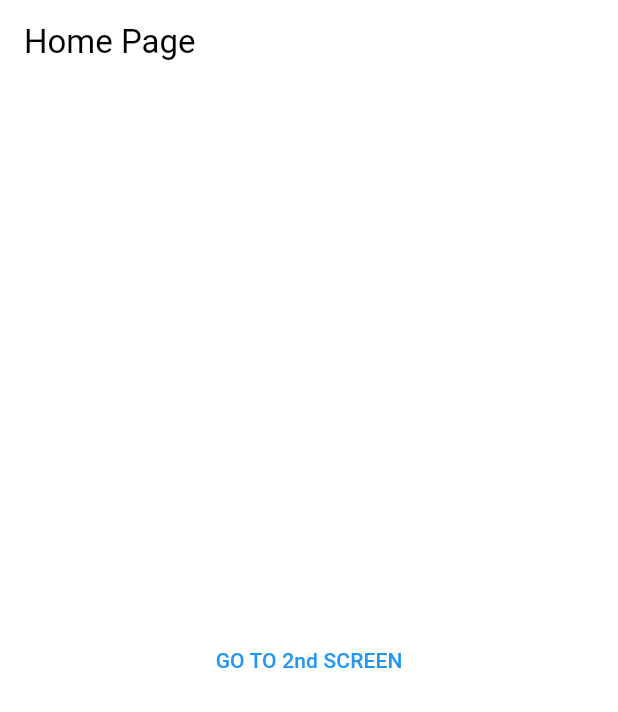
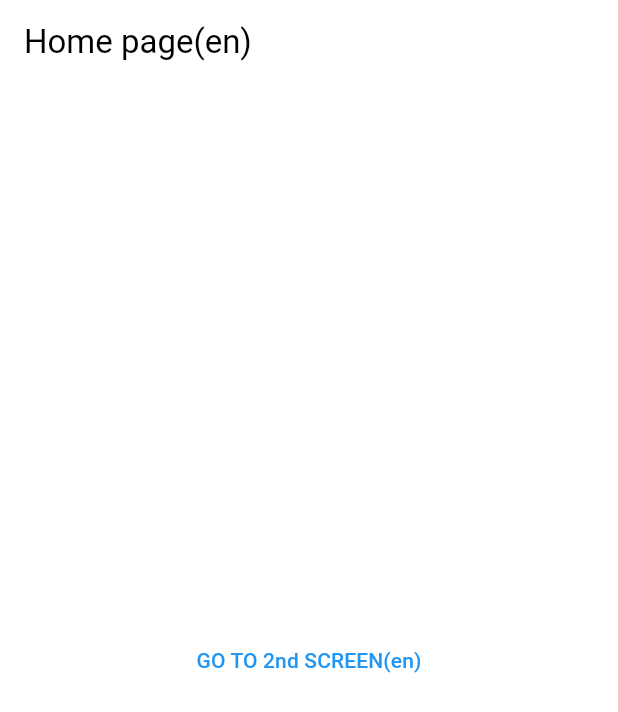
Before and after one commit to bikmaevartem/flutter, a Flutter app: the screen it shows after launch, on a phone screen of 412 x 824 dp. Shown: the top 712 px of the screen. Run offline on Flutter 3.47's test engine with Material 2 defaults, Android fonts, the phone set to English and light mode, and no system bars.

Commit message:
Localization part.

```diff
--- /dev/null
+++ b/lib/localization/app_localization.dart
@@ -0,0 +1,41 @@
+import 'package:flutter/widgets.dart';
+
+class AppLocalization {
+
+  AppLocalization(this.locale);
+
+  final Locale locale;
+
+  static AppLocalization of(BuildContext context) {
+    return Localizations.of(context, AppLocalization);
+  }
+
+  static final Map<String, Map<String, String>> _localizedValues = {
+    'en': {
+      'title':'Home page(en)',
+      'button':'GO TO 2nd SCREEN(en)',
+    },
+    'de': {
+      'title':'Home page(de)',
+      'button':'GO TO 2nd SCREEN(de)',
+    },
+    'default': {
+      'title':'Home page default',
+      'button':'GO TO 2nd SCREEN(default)',
+    }
+  };
+
+  String get titleText {
+    if (_localizedValues.containsKey(locale.languageCode)){
+      return _localizedValues[locale.languageCode]!['title']!;
+    }
+    return _localizedValues['default']!['title']!;
+  }
+
+  String get buttonText {
+    if (_localizedValues.containsKey(locale.languageCode)){
+      return _localizedValues[locale.languageCode]!['button']!;
+    }
+    return _localizedValues['default']!['button']!;
+  }
+}
--- /dev/null
+++ b/lib/localization/app_localization_delegate.dart
@@ -0,0 +1,22 @@
+import 'package:flutter/foundation.dart';
+import 'package:flutter/widgets.dart';
+import 'package:flutter_mentoring/localization/app_localization.dart';
+
+class AppLocalizationDelegate extends LocalizationsDelegate<AppLocalization> {
+  const AppLocalizationDelegate();
+
+  @override
+  bool isSupported(Locale locale) {
+    return ['de', 'en'].contains(locale.languageCode);
+  }
+
+  @override
+  Future<AppLocalization> load(Locale locale) {
+    return SynchronousFuture<AppLocalization>(AppLocalization(locale));
+  }
+
+  @override
+  bool shouldReload(covariant LocalizationsDelegate<AppLocalization> old) {
+    return false;
+  }
+}
--- a/lib/main.dart
+++ b/lib/main.dart
@@ -1,5 +1,7 @@
 import 'package:flutter/material.dart';
+import 'package:flutter_mentoring/localization/app_localization_delegate.dart';
 import 'package:flutter_mentoring/networking/views/home_page.dart';
+import 'package:flutter_localizations/flutter_localizations.dart';
 
 void main() {
   runApp(const MyApp());
@@ -17,6 +19,15 @@ class MyApp extends StatelessWidget {
         useMaterial3: true,
       ),
       home: HomePage(),
+      localizationsDelegates: const [
+        AppLocalizationDelegate(),
+        GlobalMaterialLocalizations.delegate,
+        GlobalCupertinoLocalizations.delegate
+      ],
+      supportedLocales: const [
+        Locale('en'),
+        Locale('de'),
+      ],
     );
   }
 }
--- a/lib/networking/views/home_page.dart
+++ b/lib/networking/views/home_page.dart
@@ -1,6 +1,7 @@
 import 'dart:async';
 
 import 'package:flutter/material.dart';
+import 'package:flutter_mentoring/localization/app_localization.dart';
 import 'package:flutter_mentoring/networking/views/posts_list_page.dart';
 
 import '../mixins/app_bar_mixin.dart';
@@ -13,13 +14,13 @@ class HomePage extends StatelessWidget with AppBarMixin{
   @override
   Widget build(BuildContext context) {
     return Scaffold(
-      appBar: buildAppBar(title: 'Home Page'),
+      appBar: buildAppBar(title: AppLocalization.of(context).titleText),
       body: Center(
         child: Column(
           mainAxisAlignment: MainAxisAlignment.center,
           children: [
             OutlinedButton(
-              child: const Text('GO TO 2nd SCREEN'),
+              child: Text(AppLocalization.of(context).buttonText),
               onPressed: () => _navigateToPostsListPage(context),
             ),
             StreamBuilder(
--- a/pubspec.yaml
+++ b/pubspec.yaml
@@ -32,6 +32,8 @@ dependencies:
     sdk: flutter
 
   http: ^1.1.0
+
+  flutter_localization: ^0.1.12
 
 
   # The following adds the Cupertino Icons font to your application.
```
Also changed, not shown: pubspec.lock.
